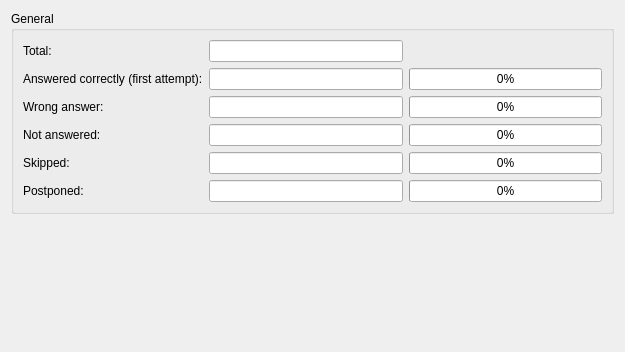
This is src/practiceold/practicesummarywidget.ui in KDE/parley as Qt 5 draws it before an edit. The edited form follows.
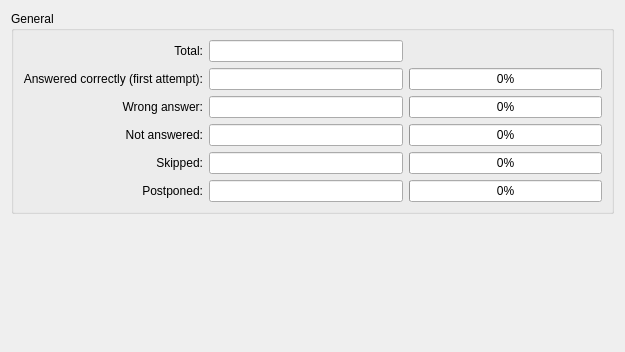
This is the edited form.

Commit message: make some dialog labels right aligned

The edit to the form file:
```diff
--- a/src/practiceold/practicesummarywidget.ui
+++ b/src/practiceold/practicesummarywidget.ui
@@ -21,6 +21,9 @@
         <property name="text" >
          <string>Total:</string>
         </property>
+        <property name="alignment" >
+         <set>Qt::AlignRight|Qt::AlignTrailing|Qt::AlignVCenter</set>
+        </property>
        </widget>
       </item>
       <item row="0" column="1" >
@@ -41,6 +44,9 @@
         <property name="text" >
          <string>Answered correctly (first attempt):</string>
         </property>
+        <property name="alignment" >
+         <set>Qt::AlignRight|Qt::AlignTrailing|Qt::AlignVCenter</set>
+        </property>
        </widget>
       </item>
       <item row="1" column="1" >
@@ -65,6 +71,9 @@
         <property name="text" >
          <string>Wrong answer:</string>
         </property>
+        <property name="alignment" >
+         <set>Qt::AlignRight|Qt::AlignTrailing|Qt::AlignVCenter</set>
+        </property>
        </widget>
       </item>
       <item row="2" column="1" >
@@ -89,6 +98,9 @@
         <property name="text" >
          <string>Not answered:</string>
         </property>
+        <property name="alignment" >
+         <set>Qt::AlignRight|Qt::AlignTrailing|Qt::AlignVCenter</set>
+        </property>
        </widget>
       </item>
       <item row="3" column="1" >
@@ -113,6 +125,9 @@
         <property name="text" >
          <string>Skipped:</string>
         </property>
+        <property name="alignment" >
+         <set>Qt::AlignRight|Qt::AlignTrailing|Qt::AlignVCenter</set>
+        </property>
        </widget>
       </item>
       <item row="4" column="1" >
@@ -137,6 +152,9 @@
         <property name="text" >
          <string>Postponed:</string>
         </property>
+        <property name="alignment" >
+         <set>Qt::AlignRight|Qt::AlignTrailing|Qt::AlignVCenter</set>
+        </property>
        </widget>
       </item>
       <item row="5" column="1" >
```
Left out of the diff: 2 changed lines with no effect on the pictures. The commit also changes 15 other files.
